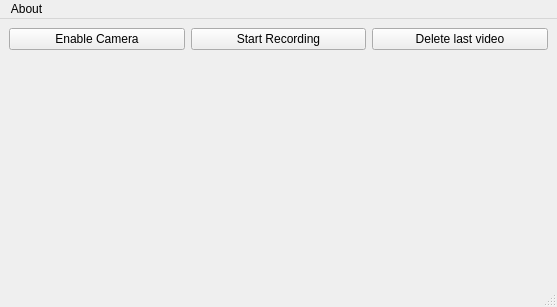
Old version of the form mainUI.ui in the repository bihut/CaletaSoftware.
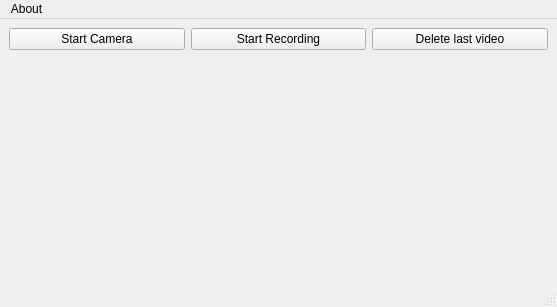
New version of the form.

Diff of the .ui file:
```diff
--- a/mainUI.ui
+++ b/mainUI.ui
@@ -32,7 +32,10 @@
     <item row="0" column="0">
      <widget class="QPushButton" name="enableCamera">
       <property name="text">
-       <string>Enable Camera</string>
+       <string>Start Camera</string>
+      </property>
+      <property name="checkable">
+       <bool>true</bool>
       </property>
      </widget>
     </item>
```
Left out of the diff: 3 changed lines with no effect on the pictures.
